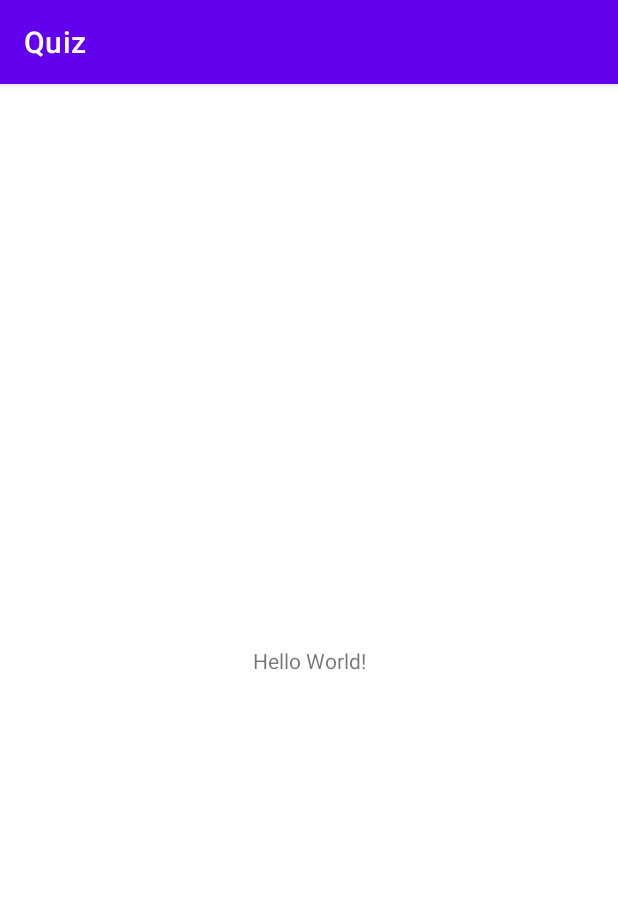
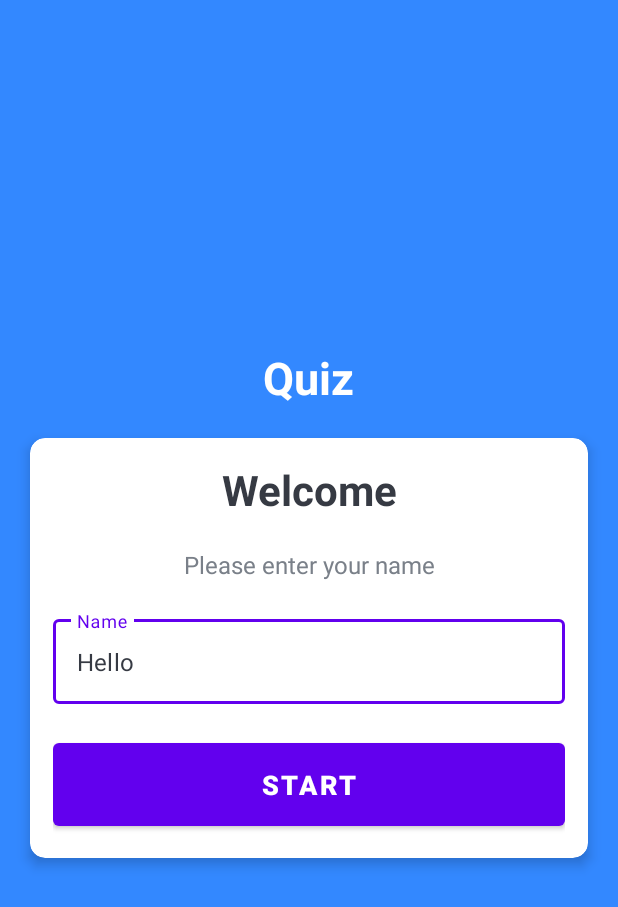
Before and after one commit to shaotaoliu/Kotlin.Quiz, an Android app: the screen it shows after launch (MainActivity), on a phone screen of 412 x 824 dp. Shown: the top 907 px of the screen. Run offline under Robolectric (Android 15) with nearby library versions, the phone set to English and light mode, and no system bars.

Commit message:
Add Quiz App

```diff
--- a/app/build.gradle
+++ b/app/build.gradle
@@ -4,7 +4,7 @@ plugins {
 }
 
 android {
-    compileSdk 32
+    compileSdk 31
 
     defaultConfig {
         applicationId "com.example.quiz"
--- /dev/null
+++ b/app/src/main/java/com/example/quiz/BaseActivity.kt
@@ -0,0 +1,28 @@
+package com.example.quiz
+
+import android.os.Build
+import androidx.appcompat.app.AppCompatActivity
+import android.view.View
+import android.view.WindowInsets
+import android.view.WindowInsetsController
+
+abstract class BaseActivity : AppCompatActivity() {
+    protected fun hideSystemUI() {
+        if (Build.VERSION.SDK_INT >= Build.VERSION_CODES.R) {
+            window.setDecorFitsSystemWindows(false)
+            window.insetsController?.let {
+                it.hide(WindowInsets.Type.statusBars() or WindowInsets.Type.navigationBars())
+                it.systemBarsBehavior = WindowInsetsController.BEHAVIOR_SHOW_TRANSIENT_BARS_BY_SWIPE
+            }
+        } else {
+            @Suppress("DEPRECATION")
+            window.decorView.systemUiVisibility = (View.SYSTEM_UI_FLAG_IMMERSIVE_STICKY
+                    or View.SYSTEM_UI_FLAG_LAYOUT_STABLE
+                    or View.SYSTEM_UI_FLAG_LAYOUT_HIDE_NAVIGATION
+                    or View.SYSTEM_UI_FLAG_LAYOUT_FULLSCREEN
+                    // Hide the nav bar and status bar
+                    or View.SYSTEM_UI_FLAG_HIDE_NAVIGATION
+                    or View.SYSTEM_UI_FLAG_FULLSCREEN)
+        }
+    }
+}
--- a/app/src/main/java/com/example/quiz/MainActivity.kt
+++ b/app/src/main/java/com/example/quiz/MainActivity.kt
@@ -1,11 +1,33 @@
 package com.example.quiz
 
-import androidx.appcompat.app.AppCompatActivity
+import android.content.Intent
 import android.os.Bundle
+import android.widget.Button
+import android.widget.Toast
+import androidx.appcompat.widget.AppCompatEditText
 
-class MainActivity : AppCompatActivity() {
+class MainActivity : BaseActivity() {
     override fun onCreate(savedInstanceState: Bundle?) {
         super.onCreate(savedInstanceState)
         setContentView(R.layout.activity_main)
+
+        supportActionBar?.hide()
+        hideSystemUI()
+
+        val btnStart = findViewById<Button>(R.id.btnStart)
+        val txtName = findViewById<AppCompatEditText>(R.id.txtName)
+
+        txtName.setText("Hello")
+
+        btnStart.setOnClickListener {
+            if (txtName.text.toString().isEmpty()) {
+                Toast.makeText(this, "Please enter your name.", Toast.LENGTH_SHORT).show()
+            } else {
+                val intent = Intent(this, QuestionsActivity::class.java)
+                intent.putExtra("username", txtName.text.toString())
+                startActivity(intent)
+                finish()
+            }
+        }
     }
 }
--- a/app/src/main/res/layout/activity_main.xml
+++ b/app/src/main/res/layout/activity_main.xml
@@ -1,18 +1,83 @@
 <?xml version="1.0" encoding="utf-8"?>
-<androidx.constraintlayout.widget.ConstraintLayout xmlns:android="http://schemas.android.com/apk/res/android"
+<LinearLayout xmlns:android="http://schemas.android.com/apk/res/android"
     xmlns:app="http://schemas.android.com/apk/res-auto"
     xmlns:tools="http://schemas.android.com/tools"
     android:layout_width="match_parent"
     android:layout_height="match_parent"
+    android:background="@color/light_blue"
+    android:gravity="center"
+    android:orientation="vertical"
     tools:context=".MainActivity">
 
     <TextView
         android:layout_width="wrap_content"
         android:layout_height="wrap_content"
-        android:text="Hello World!"
-        app:layout_constraintBottom_toBottomOf="parent"
-        app:layout_constraintLeft_toLeftOf="parent"
-        app:layout_constraintRight_toRightOf="parent"
-        app:layout_constraintTop_toTopOf="parent" />
+        android:gravity="center"
+        android:textColor="@android:color/white"
+        android:textStyle="bold"
+        android:textSize="30sp"
+        android:text="Quiz" />
 
-</androidx.constraintlayout.widget.ConstraintLayout>
+    <androidx.cardview.widget.CardView
+        android:layout_width="match_parent"
+        android:layout_height="wrap_content"
+        app:cardCornerRadius="10dp"
+        app:cardElevation="5dp"
+        android:layout_margin="20dp"
+        android:background="@color/white">
+
+        <LinearLayout
+            android:layout_width="match_parent"
+            android:layout_height="wrap_content"
+            android:orientation="vertical"
+            android:padding="15dp">
+
+            <TextView
+                android:layout_width="match_parent"
+                android:layout_height="wrap_content"
+                android:gravity="center"
+                android:textColor="#363A43"
+                android:textSize="28sp"
+                android:textStyle="bold"
+                android:text="Welcome"/>
+
+            <TextView
+                android:layout_width="match_parent"
+                android:layout_height="wrap_content"
+                android:gravity="center"
+                android:textColor="#7A8089"
+                android:textSize="16sp"
+                android:layout_marginVertical="20dp"
+                android:text="Please enter your name"/>
+
+            <com.google.android.material.textfield.TextInputLayout
+                android:layout_width="match_parent"
+                android:layout_height="wrap_content"
+                style="@style/Widget.MaterialComponents.TextInputLayout.OutlinedBox">
+
+                <androidx.appcompat.widget.AppCompatEditText
+                    android:id="@+id/txtName"
+                    android:layout_width="match_parent"
+                    android:layout_height="wrap_content"
+                    android:hint="Name"
+                    android:textColor="#363A43"
+                    android:textColorHint="#7A8089"/>
+
+            </com.google.android.material.textfield.TextInputLayout>
+
+            <Button
+                android:id="@+id/btnStart"
+                android:layout_width="match_parent"
+                android:layout_height="wrap_content"
+                android:layout_marginTop="20dp"
+                android:padding="15dp"
+                android:textColor="@color/white"
+                android:textSize="18sp"
+                android:textStyle="bold"
+                android:text="Start"/>
+
+        </LinearLayout>
+
+    </androidx.cardview.widget.CardView>
+
+</LinearLayout>
--- a/app/src/main/res/values/colors.xml
+++ b/app/src/main/res/values/colors.xml
@@ -7,4 +7,6 @@
     <color name="teal_700">#FF018786</color>
     <color name="black">#FF000000</color>
     <color name="white">#FFFFFFFF</color>
+    <color name="light_blue">#3388FF</color>
+    <color name="colorPrimary">#9013FE</color>
 </resources>
```
Also changed, not shown: app/src/main/AndroidManifest.xml (+11 -1 lines), app/src/main/java/com/example/quiz/Constants.kt (added, +48 -0 lines), app/src/main/java/com/example/quiz/Question.kt (added, +7 -0 lines), app/src/main/java/com/example/quiz/QuestionsActivity.kt (added, +142 -0 lines), app/src/main/java/com/example/quiz/ResultActivity.kt (added, +32 -0 lines), app/src/main/res/drawable/option_background.xml (added, +8 -0 lines), app/src/main/res/drawable/selected_option_background.xml (added, +8 -0 lines), app/src/main/res/layout/activity_questions.xml (added, +79 -0 lines), app/src/main/res/layout/activity_result.xml (added, +50 -0 lines), app/src/main/res/values/themes.xml (+12 -0 lines), 1 other file.
